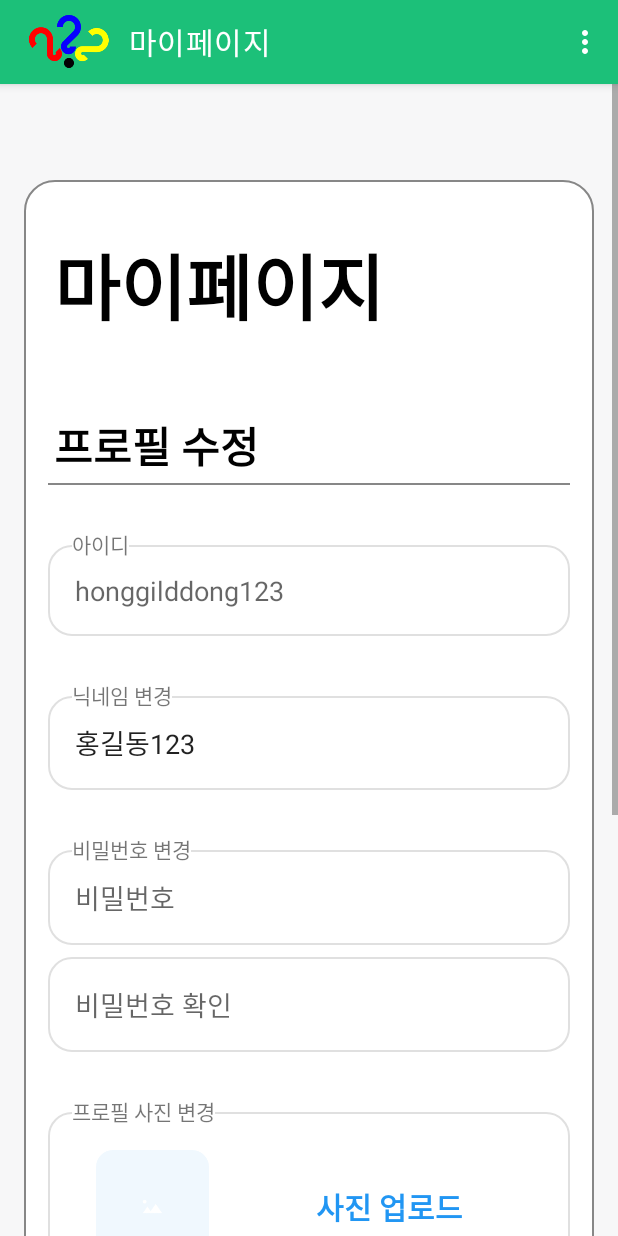
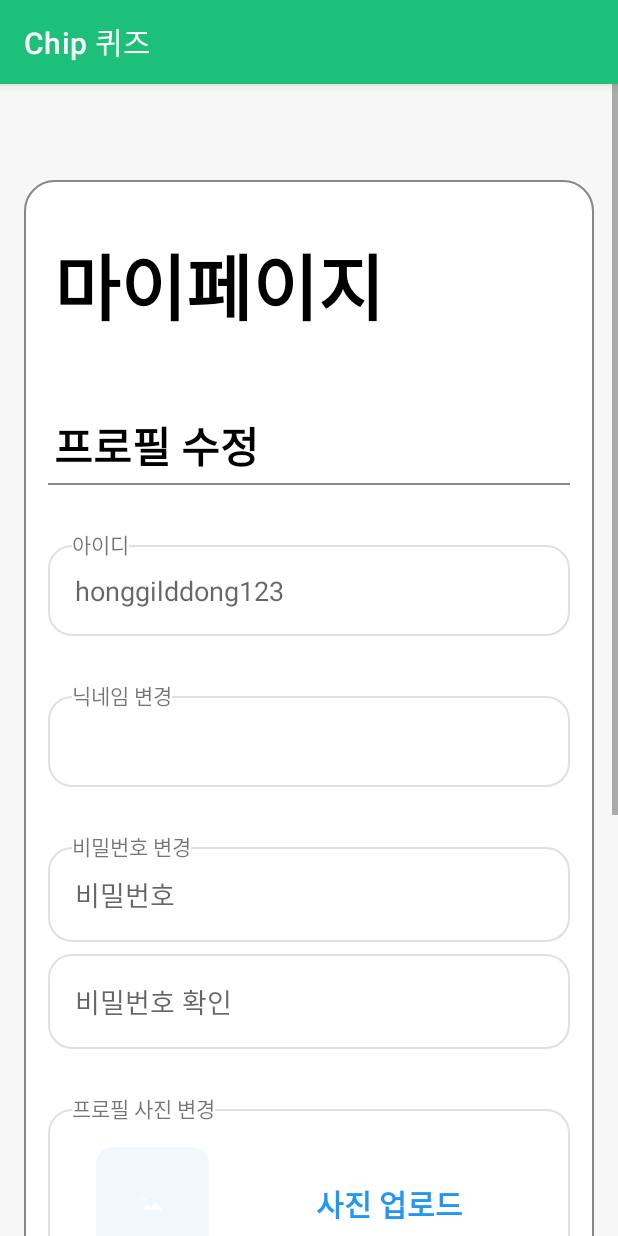
Before and after one commit to patrickkkim/Mobile-Programming-ChipQuiz, an Android app: the MypageActivity screen opened directly, with no data from a screen before it, on a phone screen of 412 x 824 dp. Run offline under Robolectric (Android 15) with nearby library versions, the phone set to English and light mode, and no system bars; our stand-ins replace Firebase (no records; nobody signed in at launch, a user with empty details on screens opened directly).

Commit message:
MypageActivity 수정본

```diff
--- a/app/src/main/java/com/koreatech/chipquiz/chipquiz/MypageActivity.java
+++ b/app/src/main/java/com/koreatech/chipquiz/chipquiz/MypageActivity.java
@@ -1,34 +1,144 @@
 package com.koreatech.chipquiz.chipquiz;
+
+import static android.content.ContentValues.TAG;
 
 import android.content.Intent;
 import android.os.Bundle;
+import android.util.Log;
 import android.view.View;
+import android.widget.Button;
+import android.widget.EditText;
+import android.widget.Toast;
 
-import androidx.appcompat.app.ActionBar;
+import androidx.annotation.NonNull;
 import androidx.appcompat.app.AppCompatActivity;
 
-public class MypageActivity extends BaseActivity {
+import com.google.android.gms.tasks.OnCompleteListener;
+import com.google.android.gms.tasks.Task;
+import com.google.firebase.auth.FirebaseAuth;
+import com.google.firebase.auth.AuthResult;
+import com.google.firebase.auth.FirebaseUser;
+import com.google.firebase.database.DataSnapshot;
+import com.google.firebase.database.DatabaseError;
+import com.google.firebase.database.DatabaseReference;
+import com.google.firebase.database.FirebaseDatabase;
+import com.google.firebase.database.ValueEventListener;
 
-    //asfdsfa
+import java.util.concurrent.CountDownLatch;
 
+public class MypageActivity extends AppCompatActivity {
+
+    EditText EmailID ;
+    EditText Nickname;
+    EditText Password;
+    EditText PasswordCheck;
+    Button ProfileButton;
+    Button SaveButton;
+
+
+    private FirebaseAuth.AuthStateListener mAuthListener;
+
+    FirebaseUser user = FirebaseAuth.getInstance().getCurrentUser();
+    String uid = user !=null?user.getUid():null;
+
+    DatabaseReference mDatabase= FirebaseDatabase.getInstance().getReference();
     @Override
     protected void onCreate(Bundle savedInstanceState) {
         super.onCreate(savedInstanceState);
         setContentView(R.layout.activity_mypage);
 
-        // 앱바 이름 바꾸기
-        ActionBar bar = getSupportActionBar();
-        bar.setTitle("마이페이지");
+        EmailID = (EditText) findViewById(R.id.editTextID);
+        Nickname = (EditText) findViewById(R.id.editTextNickname);
+        Password = (EditText) findViewById(R.id.editTextPassword);
+        PasswordCheck = (EditText) findViewById(R.id.editTextPasswordAgain);
+
+        ProfileButton = (Button) findViewById(R.id.buttonUploadProfile);
+        SaveButton = (Button) findViewById(R.id.buttonSave);
+
+
+        userprofile();
+
     }
 
-    public void onButtonClick(View view) {
-        Intent intent;
-        switch(view.getId()) {
-            case R.id.buttonMyQuiz:
-                intent = new Intent(this, QuizListActivity.class);
-                startActivity(intent);
-                return;
-            default: return;
+    @Override
+    protected void onStart(){
+        super.onStart();
+
+        SaveButton.setOnClickListener(new View.OnClickListener() {
+            @Override
+            public void onClick(View v) {
+                changePasswordAndNickName();
+            }
+
+        });
+    }
+
+
+
+
+    public void onButtonClick (View view){
+
+        if(view.getId()==R.id.buttonMyQuiz)
+        {
+            Intent intent;
+            intent = new Intent(this, QuizListActivity.class);
+            startActivity(intent);
         }
     }
+    public void userprofile(){  //Email, NickName 불러오기
+
+        DatabaseReference email = mDatabase.child("Users").child(uid).child("email");
+        email.addValueEventListener(new ValueEventListener() {
+            @Override
+            public void onDataChange(@NonNull DataSnapshot snapshot) {
+
+                String emailid = snapshot.getValue(String.class);
+                Log.w("FireBaseData","getData" +emailid);
+                EmailID.setText(emailid);
+            }
+            @Override
+            public void onCancelled (@NonNull DatabaseError error){
+                Log.w("FireBaseData","loadname:onCancelled"+EmailID.getText());
+            }
+
+        });
+        DatabaseReference nickname = mDatabase.child("Users").child(uid).child("nickname");
+        nickname.addValueEventListener(new ValueEventListener() {
+            @Override
+            public void onDataChange(@NonNull DataSnapshot snapshot) {
+
+                String nickname = snapshot.getValue(String.class);
+                Log.w("FireBaseData","getData" +nickname);
+                Nickname.setText(nickname);
+            }
+            @Override
+            public void onCancelled (@NonNull DatabaseError error){
+                Log.w("FireBaseData","loadname:onCancelled"+Nickname.getText());
+            }
+
+        });
+    }
+
+    public void changePasswordAndNickName(){    // 유저 패스워드,닉네임 변경
+        String changeNickname=Nickname.getText().toString();
+        String changePassword=Password.getText().toString();
+        String changePasswordcheck=PasswordCheck.getText().toString();
+
+        if(changePassword.equals(changePasswordcheck)&&changeNickname.length()!=0) {
+            mDatabase.child("Users").child(uid).child("password").setValue(changePassword);
+            user.updatePassword(changePassword).addOnCompleteListener(new OnCompleteListener<Void>() {
+                @Override
+                public void onComplete(@NonNull Task<Void> task) {
+                    if (task.isSuccessful()) {
+                        mDatabase.child("Users").child(uid).child("nickname").setValue(Nickname.getText().toString());
+                        Toast.makeText(MypageActivity.this, "프로필이 저장되었습니다.", Toast.LENGTH_SHORT).show();
+
+                    }
+                }
+            });
+        }
+        else
+            Toast.makeText(MypageActivity.this, "비밀번호가 일치하지 않거나\n닉네임을 입력하지 않았습니다.", Toast.LENGTH_SHORT).show();
+
+    }
 }
```
